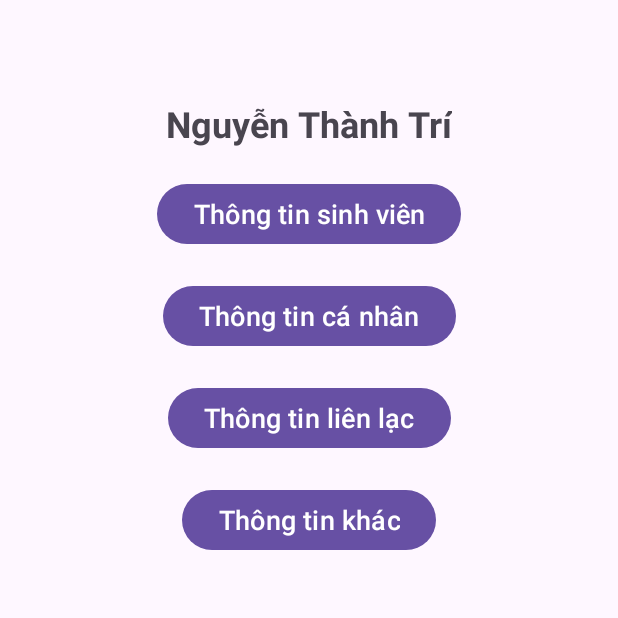
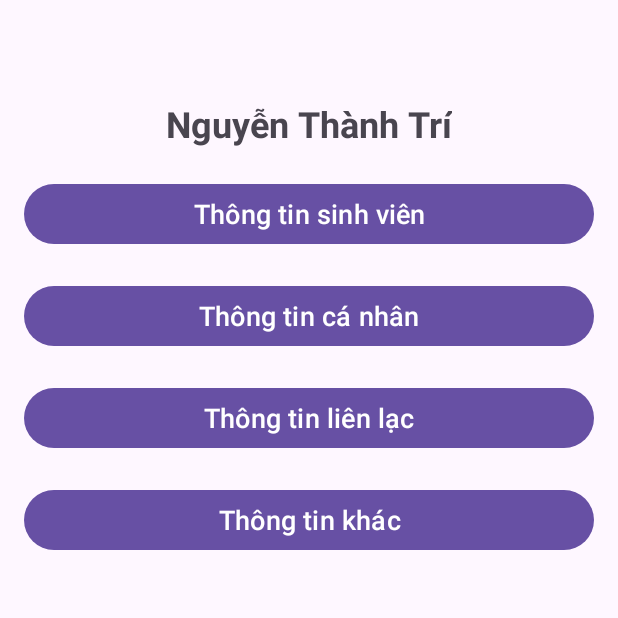
Before and after one commit to ngthanhtri/63131548-AndroidProgramming, an Android app: the screen it shows after launch (MainActivity), on a phone screen of 412 x 824 dp, the top half of it. Run offline under Robolectric (Android 15) with nearby library versions, the phone set to English and light mode, and no system bars.

Commit message:
căn chỉnh giữa các btn

```diff
--- a/Cau3_AppGioiThieu/app/src/main/res/layout/activity_main.xml
+++ b/Cau3_AppGioiThieu/app/src/main/res/layout/activity_main.xml
@@ -22,46 +22,46 @@
 
     <Button
         android:id="@+id/btnttsinhvien"
-        android:layout_width="wrap_content"
+        android:layout_width="0dp"
         android:layout_height="wrap_content"
+        android:layout_marginTop="20dp"
+        android:text="Thông tin sinh viên"
         android:textSize="18sp"
-        android:text="Thông tin sinh viên"
+        app:layout_constraintEnd_toEndOf="parent"
         app:layout_constraintStart_toStartOf="parent"
-        app:layout_constraintEnd_toEndOf="parent"
-        app:layout_constraintTop_toBottomOf="@+id/TVhoten"
-        android:layout_marginTop="20dp"/>
+        app:layout_constraintTop_toBottomOf="@+id/TVhoten" />
 
     <Button
         android:id="@+id/btnttcanhan"
-        android:layout_width="wrap_content"
+        android:layout_width="0dp"
         android:layout_height="wrap_content"
+        android:layout_marginTop="20dp"
+        android:text="Thông tin cá nhân"
         android:textSize="18sp"
-        android:text="Thông tin cá nhân"
+        app:layout_constraintEnd_toEndOf="parent"
         app:layout_constraintStart_toStartOf="parent"
-        app:layout_constraintEnd_toEndOf="parent"
-        app:layout_constraintTop_toBottomOf="@+id/btnttsinhvien"
-        android:layout_marginTop="20dp"/>
+        app:layout_constraintTop_toBottomOf="@+id/btnttsinhvien" />
 
     <Button
         android:id="@+id/btnttlienlac"
-        android:layout_width="wrap_content"
+        android:layout_width="0dp"
         android:layout_height="wrap_content"
+        android:layout_marginTop="20dp"
+        android:text="Thông tin liên lạc"
         android:textSize="18sp"
-        android:text="Thông tin liên lạc"
+        app:layout_constraintEnd_toEndOf="parent"
         app:layout_constraintStart_toStartOf="parent"
-        app:layout_constraintEnd_toEndOf="parent"
-        app:layout_constraintTop_toBottomOf="@+id/btnttcanhan"
-        android:layout_marginTop="20dp"/>
+        app:layout_constraintTop_toBottomOf="@+id/btnttcanhan" />
 
     <Button
         android:id="@+id/btnttkhac"
-        android:layout_width="wrap_content"
+        android:layout_width="0dp"
         android:layout_height="wrap_content"
+        android:layout_marginTop="20dp"
+        android:text="Thông tin khác"
         android:textSize="18sp"
-        android:text="Thông tin khác"
+        app:layout_constraintEnd_toEndOf="parent"
         app:layout_constraintStart_toStartOf="parent"
-        app:layout_constraintEnd_toEndOf="parent"
-        app:layout_constraintTop_toBottomOf="@+id/btnttlienlac"
-        android:layout_marginTop="20dp"/>
+        app:layout_constraintTop_toBottomOf="@+id/btnttlienlac" />
 
 </androidx.constraintlayout.widget.ConstraintLayout>
```
